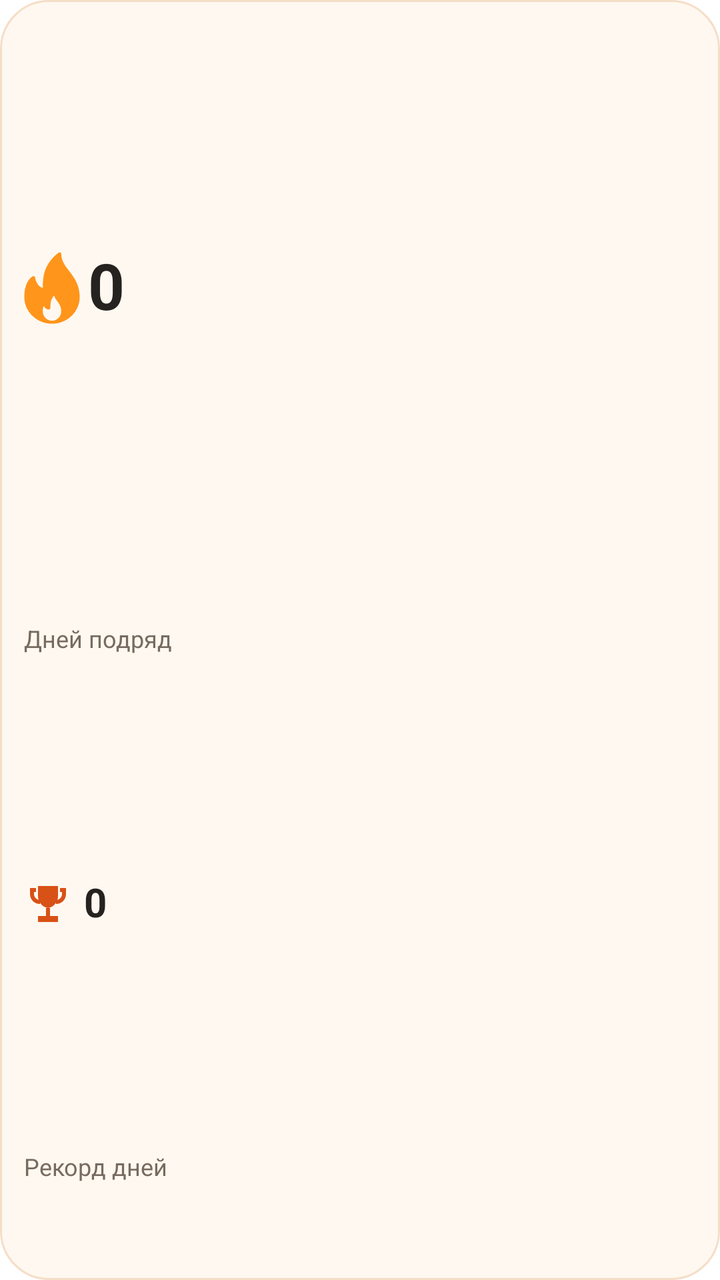
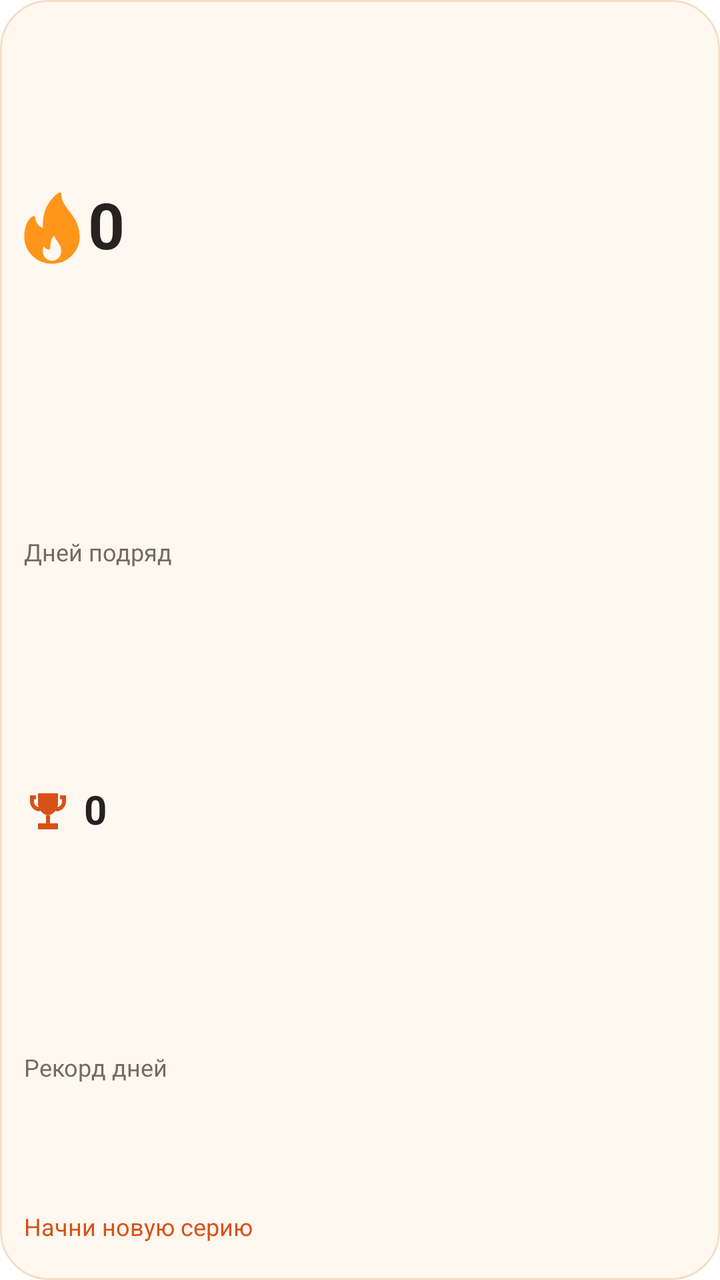

Screens rendered from an Android XML layout before and after an edit, with the pre-edit source and the edit as a unified diff.
<!-- AndroidManifest.xml: fallback theme Theme.MaterialComponents.DayNight.NoActionBar -->
<!-- res/layout/streak_widget.xml -->
<?xml version="1.0" encoding="utf-8"?>
<LinearLayout
    xmlns:android="http://schemas.android.com/apk/res/android"
    android:id="@+id/streak_root"
    android:layout_width="match_parent"
    android:layout_height="match_parent"
    android:orientation="vertical"
    android:padding="12dp"
    android:background="@drawable/streak_widget_background">
    <LinearLayout
        android:layout_width="match_parent"
        android:layout_height="0dp"
        android:orientation="vertical"
        android:layout_weight="1">
        <LinearLayout
            android:layout_width="match_parent"
            android:layout_height="0dp"
            android:layout_weight="3"
            android:orientation="horizontal"
            android:gravity="center_vertical">
            <ImageView
                android:id="@+id/streak_flame"
                android:layout_width="28dp"
                android:layout_height="match_parent"
                android:src="@drawable/streak_widget_flame"
                android:scaleType="fitCenter"
                android:importantForAccessibility="no" />
            <TextView
                android:id="@+id/streak_current"
                android:layout_width="0dp"
                android:layout_height="match_parent"
                android:text="0"
                android:textSize="32sp"
                android:textColor="@color/streak_widget_text"
                android:maxLines="1"
                android:includeFontPadding="false"
                android:gravity="center_vertical"
                android:autoSizeTextType="uniform"
                android:autoSizeMinTextSize="5sp"
                android:autoSizeMaxTextSize="32sp"
                android:autoSizeStepGranularity="1sp"
                android:layout_weight="1"
                android:textStyle="bold"
                android:layout_marginStart="4dp" />
        </LinearLayout>
        <TextView
            android:id="@+id/streak_label"
            android:layout_width="match_parent"
            android:layout_height="0dp"
            android:text="@string/currentLabel"
            android:textSize="12sp"
            android:textColor="@color/streak_widget_secondary"
            android:maxLines="1"
            android:includeFontPadding="false"
            android:gravity="center_vertical"
            android:autoSizeTextType="uniform"
            android:autoSizeMinTextSize="5sp"
            android:autoSizeMaxTextSize="12sp"
            android:autoSizeStepGranularity="1sp"
            android:layout_weight="1" />
        <LinearLayout
            android:layout_width="match_parent"
            android:layout_height="0dp"
            android:layout_weight="2"
            android:orientation="horizontal"
            android:gravity="center_vertical">
            <ImageView
                android:id="@+id/streak_trophy"
                android:layout_width="24dp"
                android:layout_height="match_parent"
                android:src="@drawable/streak_widget_trophy"
                android:scaleType="fitCenter"
                android:importantForAccessibility="no" />
            <TextView
                android:id="@+id/streak_best"
                android:layout_width="0dp"
                android:layout_height="match_parent"
                android:text="0"
                android:textSize="20sp"
                android:textColor="@color/streak_widget_text"
                android:maxLines="1"
                android:includeFontPadding="false"
                android:gravity="center_vertical"
                android:autoSizeTextType="uniform"
                android:autoSizeMinTextSize="5sp"
                android:autoSizeMaxTextSize="20sp"
                android:autoSizeStepGranularity="1sp"
                android:textStyle="bold"
                android:layout_marginStart="6dp"
                android:layout_weight="1" />
        </LinearLayout>
        <TextView
            android:id="@+id/streak_best_label"
            android:layout_width="match_parent"
            android:layout_height="0dp"
            android:text="@string/bestLabel"
            android:textSize="12sp"
            android:textColor="@color/streak_widget_secondary"
            android:maxLines="1"
            android:includeFontPadding="false"
            android:gravity="center_vertical"
            android:autoSizeTextType="uniform"
            android:autoSizeMinTextSize="5sp"
            android:autoSizeMaxTextSize="12sp"
            android:autoSizeStepGranularity="1sp"
            android:layout_weight="1" />
    </LinearLayout>
    <TextView
        android:id="@+id/streak_status"
        android:layout_width="match_parent"
        android:layout_height="28dp"
        android:text="@string/startLabel"
        android:textSize="12sp"
        android:textColor="@color/streak_widget_accent"
        android:maxLines="2"
        android:includeFontPadding="false"
        android:gravity="center_vertical"
        android:autoSizeTextType="uniform"
        android:autoSizeMinTextSize="5sp"
        android:autoSizeMaxTextSize="12sp"
        android:autoSizeStepGranularity="1sp"
        android:layout_marginTop="4dp"
        android:visibility="gone" />
</LinearLayout>
<!-- resources referenced by this layout -->
<resources>
  <color name="streak_widget_accent">#D85117</color>
  <color name="streak_widget_secondary">#776B60</color>
  <color name="streak_widget_text">#25221F</color>
  <!-- drawable streak_widget_background (drawable) -->
  <shape xmlns:android="http://schemas.android.com/apk/res/android" android:shape="rectangle">
      <solid android:color="@color/streak_widget_background" />
      <corners android:radius="24dp" />
      <stroke android:width="1dp" android:color="@color/streak_widget_border" />
  </shape>
  <!-- drawable streak_widget_flame (drawable) -->
  <vector xmlns:android="http://schemas.android.com/apk/res/android"
      android:width="28dp" android:height="36dp"
      android:viewportWidth="388" android:viewportHeight="516">
      <group android:translateX="-62" android:translateY="2">
          <path android:fillColor="#FF951B"
              android:pathData="M446.906,299.769c-5.865-76.359-41.417-124.21-72.781-166.436C345.083,94.241,320,60.483,320,10.685 c0-4-2.24-7.656-5.792-9.489c-3.563-1.844-7.844-1.542-11.083,0.812c-47.104,33.706-86.406,90.515-100.135,144.719 c-9.531,37.737-10.792,80.161-10.969,108.18c-43.5-9.291-53.354-74.359-53.458-75.068c-0.49-3.375-2.552-6.312-5.552-7.916 c-3.031-1.583-6.594-1.698-9.667-0.177c-2.281,1.104-55.99,28.394-59.115,137.355C64.01,312.726,64,316.362,64,319.997 c0,105.857,86.135,191.987,192,191.987c0.146,0.01,0.302,0.031,0.427,0c0.042,0,0.083,0,0.135,0 C362.167,511.681,448,425.667,448,319.997C448,314.674,446.906,299.769,446.906,299.769z M256,490.652 c-35.292,0-64-30.581-64-68.172c0-1.281-0.01-2.573,0.083-4.156c0.427-15.853,3.438-26.675,6.74-33.873 c6.188,13.291,17.25,25.509,35.219,25.509c5.896,0,10.667-4.771,10.667-10.666c0-15.186,0.313-32.706,4.094-48.518 c3.365-14.02,11.406-28.936,21.594-40.893c4.531,15.52,13.365,28.081,21.99,40.341c12.344,17.54,25.104,35.675,27.344,66.6 c0.135,1.833,0.271,3.677,0.271,5.656C320,460.07,291.292,490.652,256,490.652z" />
      </group>
  </vector>
  <!-- drawable streak_widget_trophy (drawable) -->
  <vector xmlns:android="http://schemas.android.com/apk/res/android"
      android:width="24dp" android:height="24dp"
      android:viewportWidth="24" android:viewportHeight="24">
      <path android:fillColor="@color/streak_widget_accent"
          android:pathData="M7,3H17V8C17,11.1 14.8,13.6 12,14C9.2,13.6 7,11.1 7,8ZM11,14H13V18H17V21H7V18H11ZM3,4H6V6H5V7C5,8.6 6.3,10 8,10V12C5.2,12 3,9.8 3,7ZM18,4H21V7C21,9.8 18.8,12 16,12V10C17.7,10 19,8.6 19,7V6H18Z" />
  </vector>
  <string name="bestLabel">Рекорд дней</string>
  <string name="currentLabel">Дней подряд</string>
  <string name="startLabel">Начни новую серию</string>
  <color name="streak_widget_background">#FFF8F0</color>
  <color name="streak_widget_border">#F5DEC7</color>
</resources>

<!-- the commit's change to res/layout/streak_widget.xml (unified diff, before → after) -->
@@ -57,7 +57,7 @@
             android:autoSizeMinTextSize="5sp"
             android:autoSizeMaxTextSize="12sp"
             android:autoSizeStepGranularity="1sp"
-            android:layout_weight="1" />
+            android:layout_weight="1.8" />
         <LinearLayout
             android:layout_width="match_parent"
             android:layout_height="0dp"
@@ -103,7 +103,7 @@
             android:autoSizeMinTextSize="5sp"
             android:autoSizeMaxTextSize="12sp"
             android:autoSizeStepGranularity="1sp"
-            android:layout_weight="1" />
+            android:layout_weight="1.8" />
     </LinearLayout>
     <TextView
         android:id="@+id/streak_status"
@@ -119,6 +119,5 @@
         android:autoSizeMinTextSize="5sp"
         android:autoSizeMaxTextSize="12sp"
         android:autoSizeStepGranularity="1sp"
-        android:layout_marginTop="4dp"
-        android:visibility="gone" />
+        android:layout_marginTop="4dp" />
 </LinearLayout>
